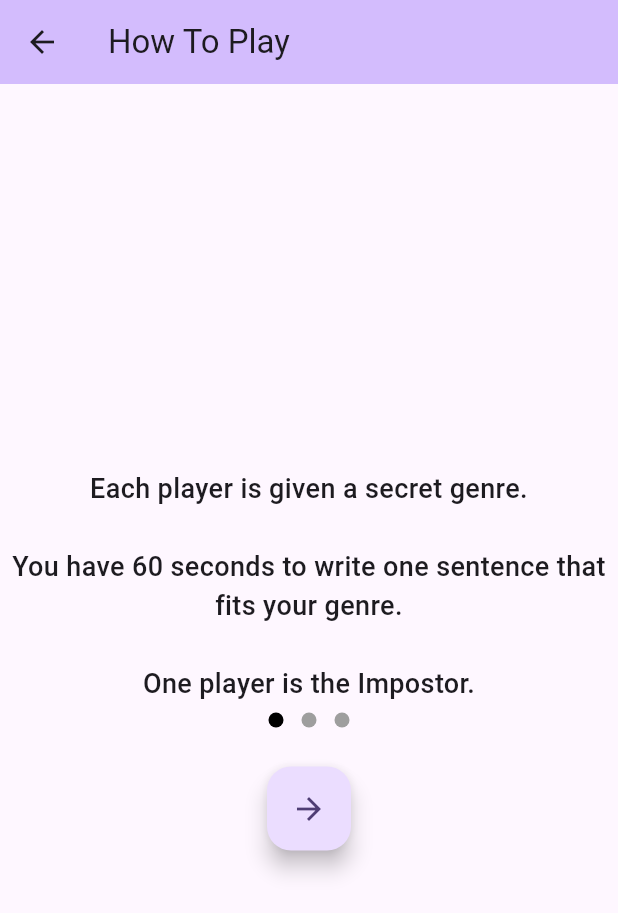
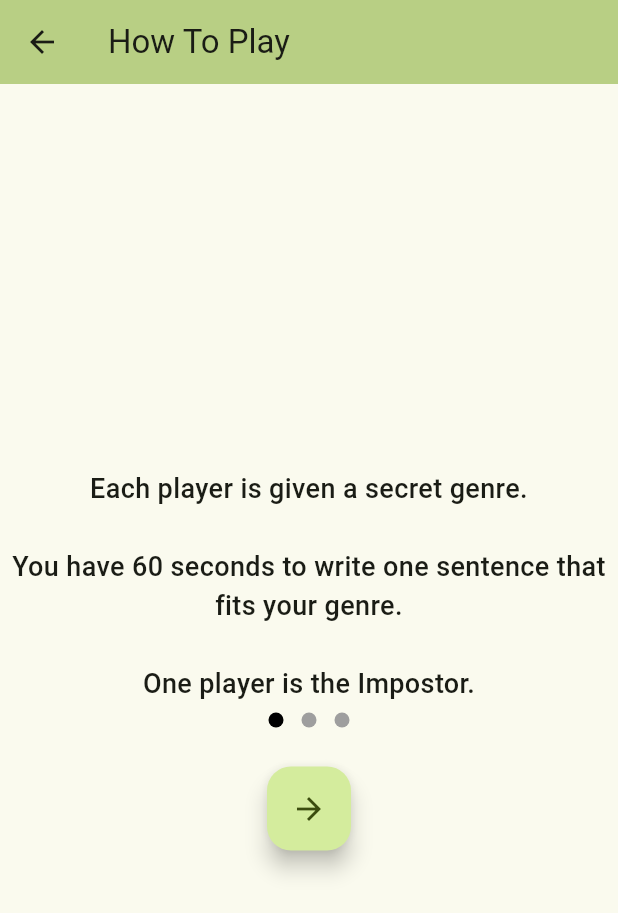
Before and after one commit to FernandoLpz0911/UICSparkhacks2026, a Flutter app: the screen it shows after launch, after a tap on "How To Play", on a phone screen of 412 x 824 dp. Shown: the top 913 px of the screen. Run offline on Flutter 3.47's test engine with Material 3 defaults, Android fonts, the phone set to English and light mode, and no system bars; our stand-ins replace cloud_firestore, firebase_auth, firebase_core; accounts and stored records are empty.

Commit message:
Change the color of the background to match the overall color of the app, took away the debug banner

```diff
--- a/app/lib/main.dart
+++ b/app/lib/main.dart
@@ -21,6 +21,7 @@ class MyApp extends StatelessWidget {
   @override
   Widget build(BuildContext context) {
     return MaterialApp(
+      debugShowCheckedModeBanner: false,
       title: 'Flutter Demo',
       theme: ThemeData(
         // This is the theme of your application.
@@ -38,7 +39,7 @@ class MyApp extends StatelessWidget {
         //
         // This works for code too, not just values: Most code changes can be
         // tested with just a hot reload.
-        colorScheme: ColorScheme.fromSeed(seedColor: Colors.deepPurple),
+        colorScheme: ColorScheme.fromSeed(seedColor: const Color.fromARGB(250,224, 249, 166)),
       ),
       home: const MyHomePage(title: 'Flutter Demo Home Page'),
     );
--- a/app/lib/screens/tutorial.dart
+++ b/app/lib/screens/tutorial.dart
@@ -126,7 +126,7 @@ class _TutorialPageState extends State<TutorialPage> {
                   _currentStep = index;
                   });
                 },
-                child: Container( //Circular buttons for user to move through test
+                child: Container( //Circular buttons for user to move through text
                   margin: const EdgeInsets.all(6),
                   width: 10,
                   height: 10,
```
Also changed, not shown: 3 other files.
